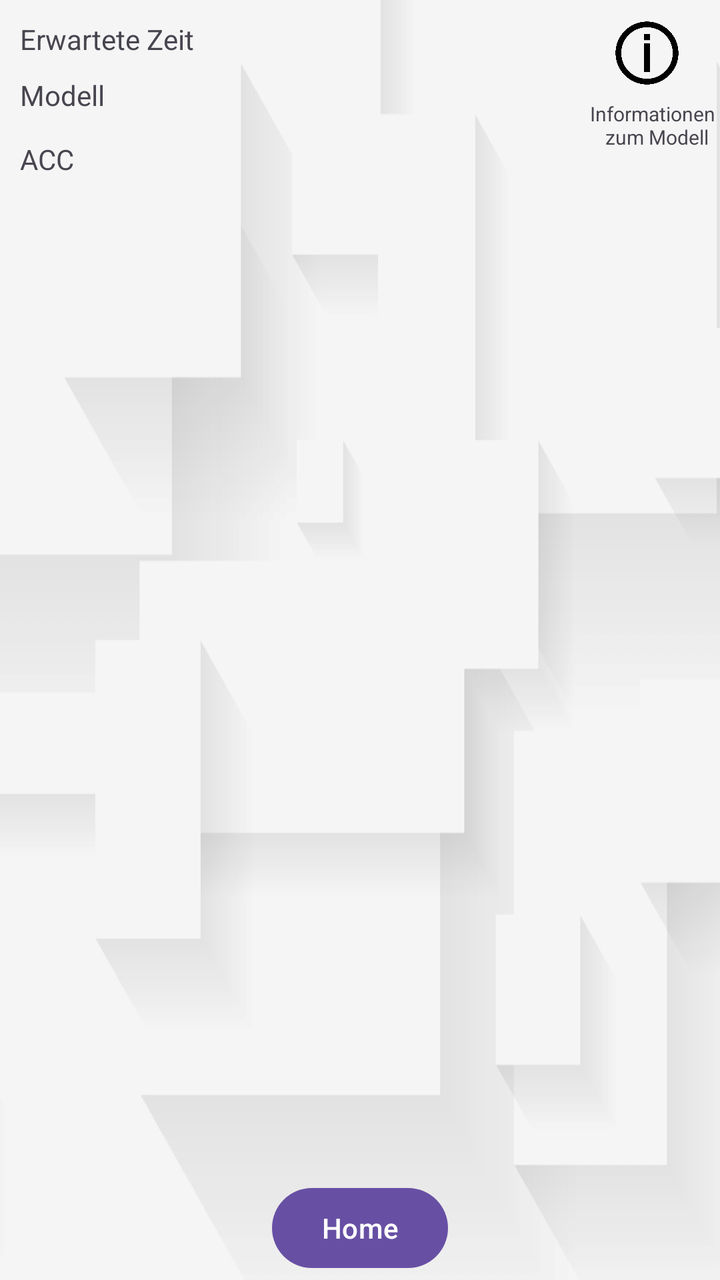
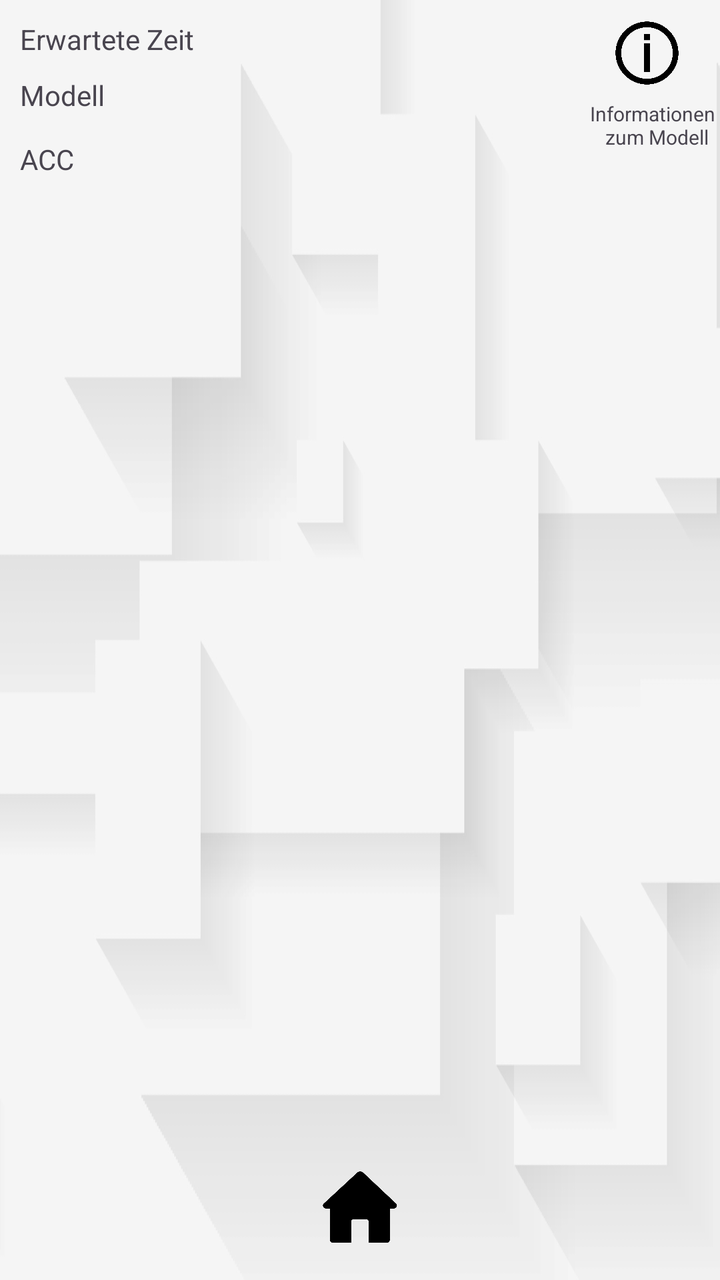

Compare the two renders of this Android layout. The source of the first and the diff that turns it into the second are given below.
<!-- AndroidManifest.xml: application theme Theme.TrafficSceneAnalyser -->
<!-- res/layout/activity_analysis_info.xml -->
<?xml version="1.0" encoding="utf-8"?>
<androidx.constraintlayout.widget.ConstraintLayout
    xmlns:android="http://schemas.android.com/apk/res/android"
    xmlns:app="http://schemas.android.com/apk/res-auto"
    xmlns:tools="http://schemas.android.com/tools"
    android:id="@+id/main"
    android:layout_width="match_parent"
    android:layout_height="match_parent"
    tools:context=".AnalysisInfoActivity"
    android:background="@drawable/background">

  <LinearLayout
      android:id="@+id/linearLayout"
      android:layout_width="match_parent"
      android:layout_height="match_parent"
      android:layout_marginBottom="50dp"
      android:orientation="vertical"
      app:layout_constraintBottom_toBottomOf="parent"
      app:layout_constraintEnd_toEndOf="parent"
      app:layout_constraintStart_toStartOf="parent"
      app:layout_constraintTop_toTopOf="parent">

    <RelativeLayout
        android:id="@+id/cslayout"
        android:layout_width="match_parent"
        android:layout_height="100dp">

        <TextView
            android:id="@+id/viewErwarteteZeit"
            android:layout_width="wrap_content"
            android:layout_height="wrap_content"
            android:layout_alignParentStart="true"
            android:layout_marginStart="10dp"
            android:layout_marginTop="10dp"
            android:text="Erwartete Zeit" />

        <TextView
            android:id="@+id/viewModell"
            android:layout_width="wrap_content"
            android:layout_height="wrap_content"
            android:layout_alignParentStart="true"
            android:layout_marginStart="10dp"
            android:layout_marginTop="38dp"
            android:text="Modell" />

        <TextView
            android:id="@+id/viewAccuracy"
            android:layout_width="wrap_content"
            android:layout_height="wrap_content"
            android:layout_alignParentStart="true"
            android:layout_marginStart="10dp"
            android:layout_marginTop="70dp"
            android:text="ACC" />

        <ImageButton
            android:id="@+id/btnInfo"
            android:layout_width="73dp"
            android:layout_height="53dp"
            android:layout_alignParentEnd="true"
            android:layout_marginEnd="0dp"
            android:backgroundTint="#00FFFFFF"
            android:scaleType="fitCenter"
            android:src="@drawable/infobutton" />

        <TextView
            android:layout_width="wrap_content"
            android:layout_height="wrap_content"
            android:layout_alignParentEnd="true"
            android:layout_marginTop="50dp"
            android:text="Informationen \n zum Modell"
            android:textAlignment="center"
            android:textSize="10sp" />

        <com.airbnb.lottie.LottieAnimationView
            android:id="@+id/animation"
            app:lottie_autoPlay="false"
            app:lottie_loop="true"
            android:layout_width="100dp"
            android:layout_height="100dp"
            android:visibility="gone"
            android:layout_centerInParent="true"
            app:lottie_rawRes="@raw/animation"/>

        <com.airbnb.lottie.LottieAnimationView
            android:id="@+id/animationdone"
            app:lottie_autoPlay="false"
            app:lottie_loop="false"
            android:layout_width="100dp"
            android:layout_height="100dp"
            android:visibility="gone"
            android:layout_centerInParent="true"
            app:lottie_rawRes="@raw/animation_abgeschlossen"/>
      
    </RelativeLayout>

    <androidx.recyclerview.widget.RecyclerView
        android:id="@+id/recyclerView"
        android:layout_width="match_parent"
        android:layout_height="match_parent" />

  </LinearLayout>

  <Button
      android:id="@+id/homeButton"
      android:layout_width="wrap_content"
      android:layout_height="wrap_content"
      android:text="Home"
      app:layout_constraintEnd_toEndOf="parent"
      app:layout_constraintStart_toStartOf="parent"
      app:layout_constraintTop_toBottomOf="@+id/linearLayout"
      android:src="@drawable/home1"/>

</androidx.constraintlayout.widget.ConstraintLayout>
<!-- resources referenced by this layout -->
<resources>
  <!-- drawable background: png bitmap (drawable-hdpi, 37305 bytes) -->
  <!-- drawable home1: png bitmap (drawable, 7782 bytes) -->
  <!-- drawable infobutton: png bitmap (drawable, 34056 bytes) -->
  <style name="Theme.TrafficSceneAnalyser" parent="Base.Theme.TrafficSceneAnalyser" />
  <style name="Base.Theme.TrafficSceneAnalyser" parent="Theme.Material3.DayNight.NoActionBar">
          
          
      </style>
</resources>

<!-- the commit's change to res/layout/activity_analysis_info.xml (unified diff, before → after) -->
@@ -100,14 +100,17 @@
 
   </LinearLayout>
 
-  <Button
-      android:id="@+id/homeButton"
-      android:layout_width="wrap_content"
-      android:layout_height="wrap_content"
-      android:text="Home"
-      app:layout_constraintEnd_toEndOf="parent"
-      app:layout_constraintStart_toStartOf="parent"
-      app:layout_constraintTop_toBottomOf="@+id/linearLayout"
-      android:src="@drawable/home1"/>
+    <ImageButton
+        android:id="@+id/homeButton"
+        android:layout_width="64dp"
+        android:layout_height="73dp"
+        android:backgroundTint="#00FFFFFF"
+        android:scaleType="fitCenter"
+        android:src="@drawable/home1"
+        app:layout_constraintBottom_toBottomOf="parent"
+        app:layout_constraintEnd_toEndOf="parent"
+        app:layout_constraintStart_toStartOf="parent"
+        app:layout_constraintTop_toTopOf="parent"
+        app:layout_constraintVertical_bias="1.0" />
 
 </androidx.constraintlayout.widget.ConstraintLayout>
